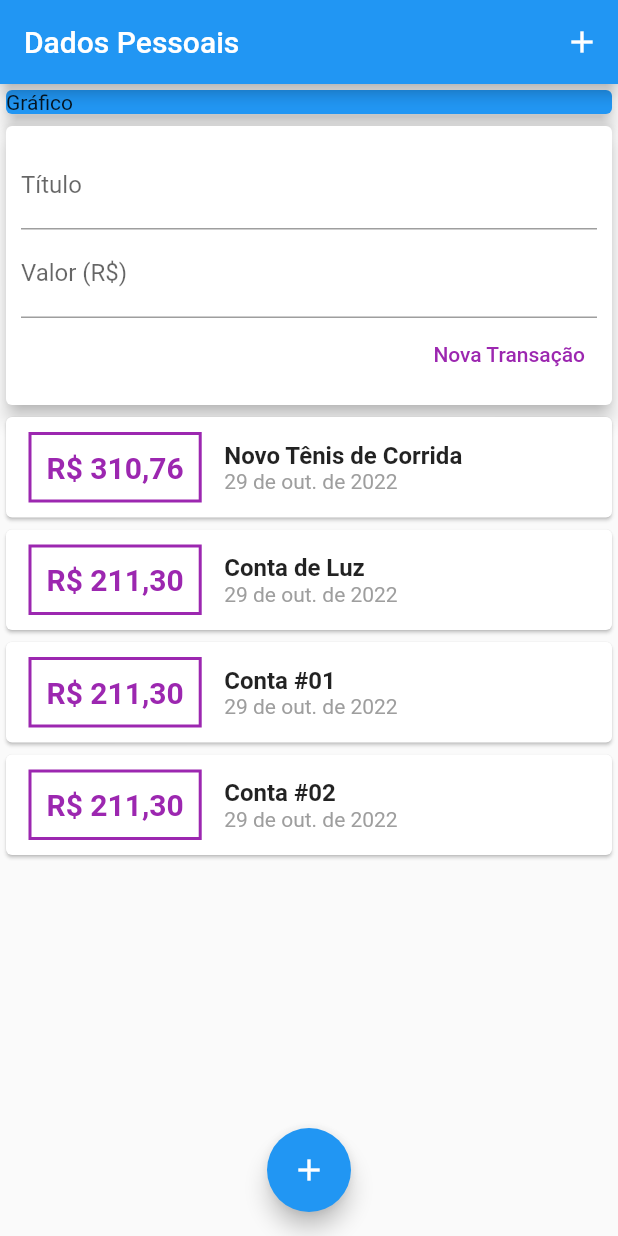
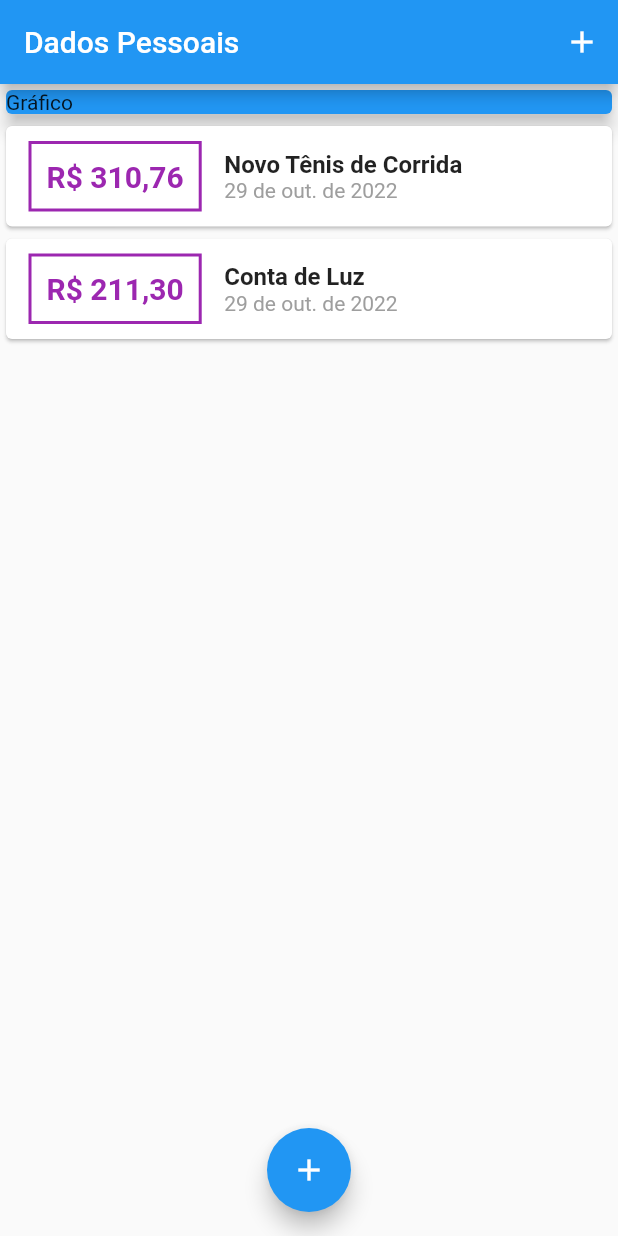
Before and after one commit to TonySilva7/expenses, a Flutter app: the screen it shows after launch, on a phone screen of 412 x 824 dp. Run offline on Flutter 3.47's test engine with Material 2 defaults, Android fonts, the light colour scheme and no system bars.

Commit message:
refactor: delete user_form and add it in main

```diff
--- a/lib/components/transaction_user.dart
+++ /dev/null
@@ -1,91 +0,0 @@
-import 'dart:math';
-
-import 'package:expenses/components/transaction_form.dart';
-import 'package:expenses/components/transaction_list.dart';
-import 'package:expenses/models/transaction.dart';
-import 'package:flutter/material.dart';
-
-class TransactionUser extends StatefulWidget {
-  const TransactionUser({super.key});
-
-  @override
-  State<TransactionUser> createState() => _TransactionUserState();
-}
-
-class _TransactionUserState extends State<TransactionUser> {
-  final _transactions = [
-    Transactions(
-      id: 't1',
-      title: 'Novo Tênis de Corrida',
-      value: 310.76,
-      date: DateTime.now(),
-    ),
-    Transactions(
-      id: 't3',
-      title: 'Conta de Luz',
-      value: 211.30,
-      date: DateTime.now(),
-    ),
-    Transactions(
-      id: 't4',
-      title: 'Conta #01',
-      value: 211.30,
-      date: DateTime.now(),
-    ),
-    Transactions(
-      id: 't5',
-      title: 'Conta #02',
-      value: 211.30,
-      date: DateTime.now(),
-    ),
-    Transactions(
-      id: 't6',
-      title: 'Conta #03',
-      value: 211.30,
-      date: DateTime.now(),
-    ),
-    Transactions(
-      id: 't7',
-      title: 'Conta #04',
-      value: 211.30,
-      date: DateTime.now(),
-    ),
-    Transactions(
-      id: 't8',
-      title: 'Conta #05',
-      value: 211.30,
-      date: DateTime.now(),
-    ),
-    Transactions(
-      id: 't9',
-      title: 'Conta #06',
-      value: 211.30,
-      date: DateTime.now(),
-    ),
-  ];
-
-  _addTransaction(String title, double value) {
-    final newTransaction = Transactions(
-      id: Random().nextDouble().toString(),
-      title: title,
-      value: value,
-      date: DateTime.now(),
-    );
-
-    setState(() {
-      _transactions.add(newTransaction);
-    });
-  }
-
-  @override
-  Widget build(BuildContext context) {
-    return Column(
-      children: [
-        TransactionForm(
-          handleSubmit: _addTransaction,
-        ),
-        TransactionList(transactions: _transactions),
-      ],
-    );
-  }
-}
--- a/lib/main.dart
+++ b/lib/main.dart
@@ -1,4 +1,7 @@
-import 'package:expenses/components/transaction_user.dart';
+import 'dart:math';
+import 'package:expenses/components/transaction_form.dart';
+import 'package:expenses/components/transaction_list.dart';
+import 'package:expenses/models/transaction.dart';
 import 'package:flutter/material.dart';
 
 void main(List<String> args) => runApp(const ExpensesApp());
@@ -18,16 +21,60 @@ class ExpensesApp extends StatelessWidget {
   }
 }
 
-class MyHomePage extends StatelessWidget {
+class MyHomePage extends StatefulWidget {
   final String titlePage;
 
   const MyHomePage({super.key, required this.titlePage});
 
   @override
+  State<MyHomePage> createState() => _MyHomePageState();
+}
+
+class _MyHomePageState extends State<MyHomePage> {
+  final _transactions = [
+    Transactions(
+      id: 't1',
+      title: 'Novo Tênis de Corrida',
+      value: 310.76,
+      date: DateTime.now(),
+    ),
+    Transactions(
+      id: 't2',
+      title: 'Conta de Luz',
+      value: 211.30,
+      date: DateTime.now(),
+    ),
+  ];
+
+  _openTransactionFormModal(BuildContext context) {
+    showModalBottomSheet(
+      context: context,
+      builder: (_) {
+        return TransactionForm(
+          handleSubmit: _addTransaction,
+        );
+      },
+    );
+  }
+
+  _addTransaction(String title, double value) {
+    final newTransaction = Transactions(
+      id: Random().nextDouble().toString(),
+      title: title,
+      value: value,
+      date: DateTime.now(),
+    );
+
+    setState(() {
+      _transactions.add(newTransaction);
+    });
+  }
+
+  @override
   Widget build(BuildContext context) {
     return Scaffold(
       appBar: AppBar(
-        title: Text(titlePage),
+        title: Text(widget.titlePage),
         actions: [
           IconButton(onPressed: () => null, icon: const Icon(Icons.add))
         ],
@@ -35,8 +82,8 @@ class MyHomePage extends StatelessWidget {
       body: SingleChildScrollView(
         child: Column(
           crossAxisAlignment: CrossAxisAlignment.stretch,
-          children: const [
-            SizedBox(
+          children: [
+            const SizedBox(
               width: double.infinity,
               child: Card(
                 color: Colors.blue,
@@ -44,7 +91,7 @@ class MyHomePage extends StatelessWidget {
                 child: Text('Gráfico'),
               ),
             ),
-            TransactionUser(),
+            TransactionList(transactions: _transactions),
           ],
         ),
       ),
```
